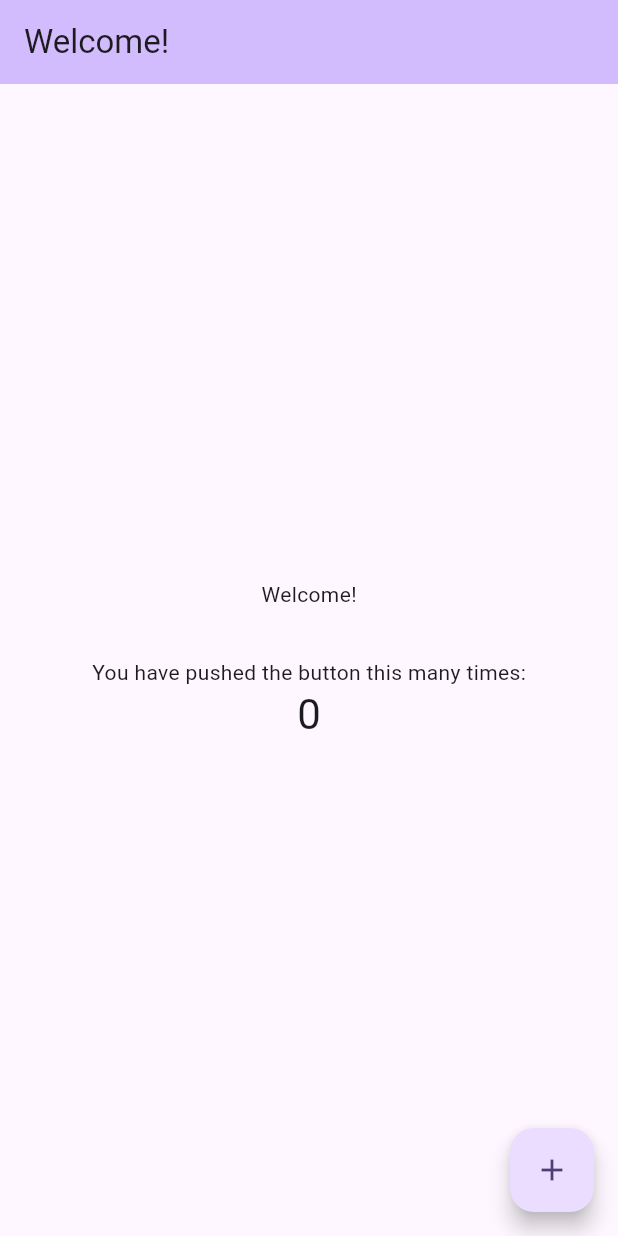
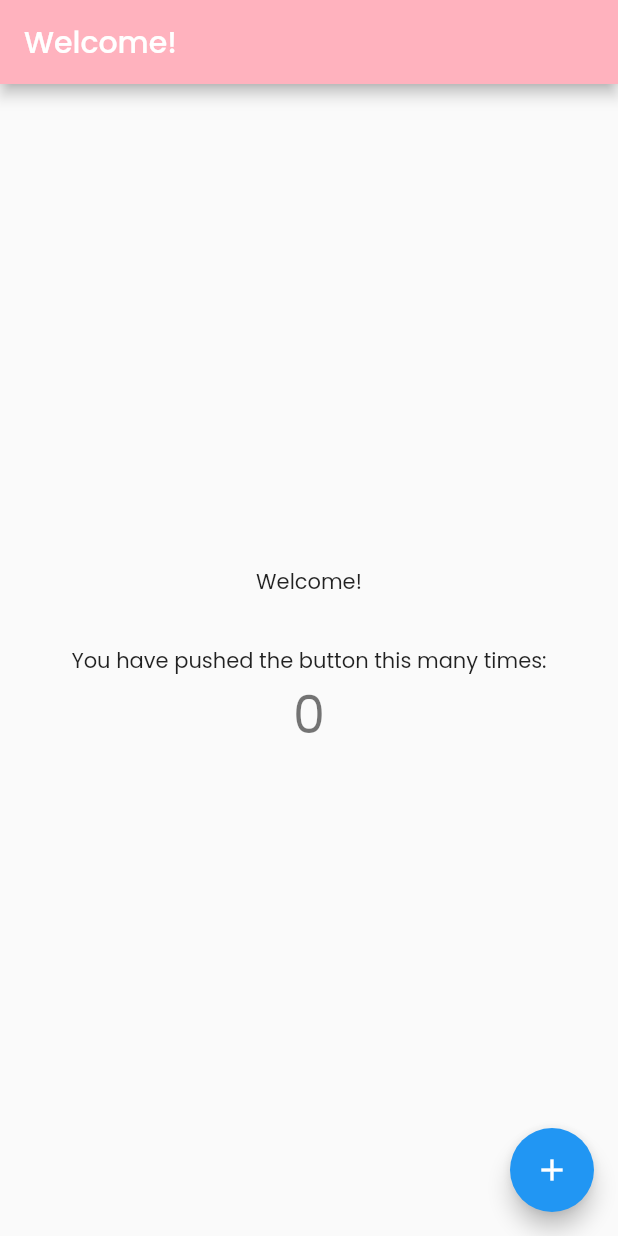
Before and after one commit to bricebou/my-finances, a Flutter app: the screen it shows after launch, on a phone screen of 412 x 824 dp. Run offline on Flutter 3.47's test engine with Material 2 defaults, Android fonts, the phone set to English and light mode, and no system bars.

Commit message:
feat : mise en place des thèmes

```diff
--- a/app/lib/main.dart
+++ b/app/lib/main.dart
@@ -1,5 +1,6 @@
+import 'package:app/l10n/generated/l10n.dart';
+import 'package:app/utils/config/app_themes.dart';
 import 'package:flutter/material.dart';
-import 'package:app/l10n/generated/l10n.dart';
 
 void main() {
   runApp(const MyApp());
@@ -15,25 +16,9 @@ class MyApp extends StatelessWidget {
       localizationsDelegates: L.localizationsDelegates,
       supportedLocales: L.supportedLocales,
       title: 'Flutter Demo',
-      theme: ThemeData(
-        // This is the theme of your application.
-        //
-        // TRY THIS: Try running your application with "flutter run". You'll see
-        // the application has a blue toolbar. Then, without quitting the app,
-        // try changing the seedColor in the colorScheme below to Colors.green
-        // and then invoke "hot reload" (save your changes or press the "hot
-        // reload" button in a Flutter-supported IDE, or press "r" if you used
-        // the command line to start the app).
-        //
-        // Notice that the counter didn't reset back to zero; the application
-        // state is not lost during the reload. To reset the state, use hot
-        // restart instead.
-        //
-        // This works for code too, not just values: Most code changes can be
-        // tested with just a hot reload.
-        colorScheme: ColorScheme.fromSeed(seedColor: Colors.deepPurple),
-        useMaterial3: true,
-      ),
+      theme: themeDataLight,
+      darkTheme: themeDataDark,
+      themeMode: ThemeMode.system,
       home: const MyHomePage(title: 'Flutter Demo Home Page'),
     );
   }
@@ -109,7 +94,9 @@ class _MyHomePageState extends State<MyHomePage> {
           mainAxisAlignment: MainAxisAlignment.center,
           children: <Widget>[
             Text(L.of(context).page_home_title),
-            const SizedBox(height: 32,),
+            const SizedBox(
+              height: 32,
+            ),
             const Text(
               'You have pushed the button this many times:',
             ),
--- /dev/null
+++ b/app/lib/utils/config/app_themes.dart
@@ -0,0 +1,21 @@
+import 'package:flutter/material.dart';
+
+import 'app_colors.dart';
+
+final ThemeData themeDataLight = ThemeData(
+  colorScheme: ColorScheme.fromSeed(
+      brightness: Brightness.light,
+      seedColor: AppColors.primary.color,
+      primary: AppColors.primary.color,
+      secondary: AppColors.secondary.color),
+  fontFamily: 'Poppins',
+);
+
+final ThemeData themeDataDark = ThemeData(
+  colorScheme: ColorScheme.fromSeed(
+      brightness: Brightness.dark,
+      seedColor: AppColors.primary.color,
+      primary: AppColors.primary.color,
+      secondary: AppColors.secondary.color),
+  fontFamily: 'Poppins',
+);
```
Also changed, not shown: app/lib/utils/config/app_colors.dart (added, +14 -0 lines), app/pubspec.yaml (+12 -28 lines), app/assets/fonts/Poppins-Medium.ttf (added), app/assets/fonts/Poppins-Regular.ttf (added), app/assets/fonts/Poppins-SemiBold.ttf (added), app/assets/images/steve-johnson-WVUrbhWtRNM-unsplash.jpg (added).
